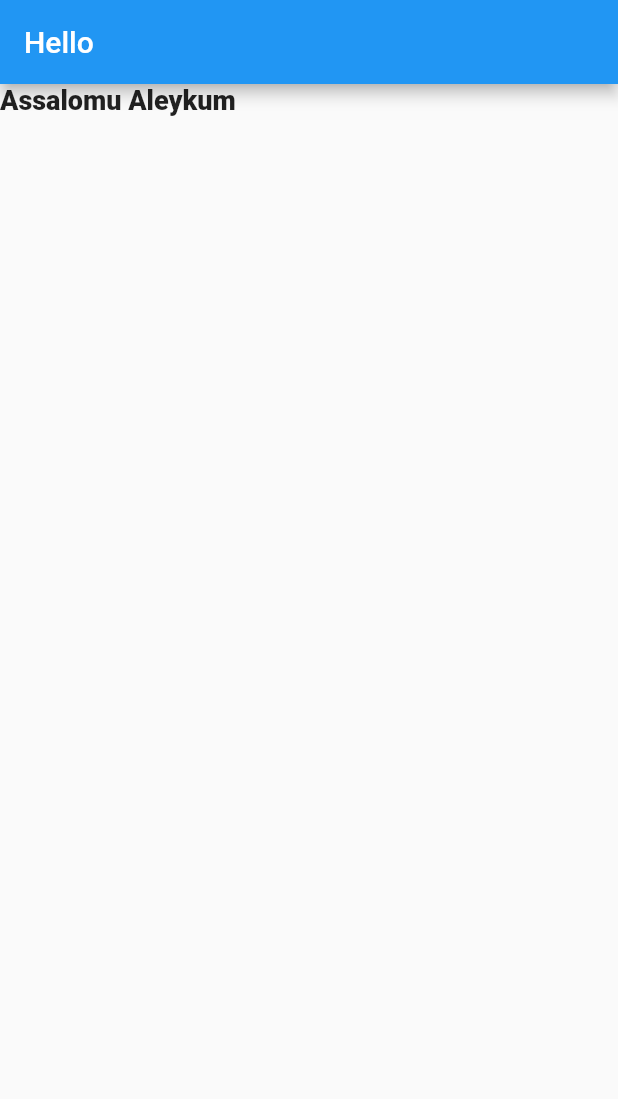
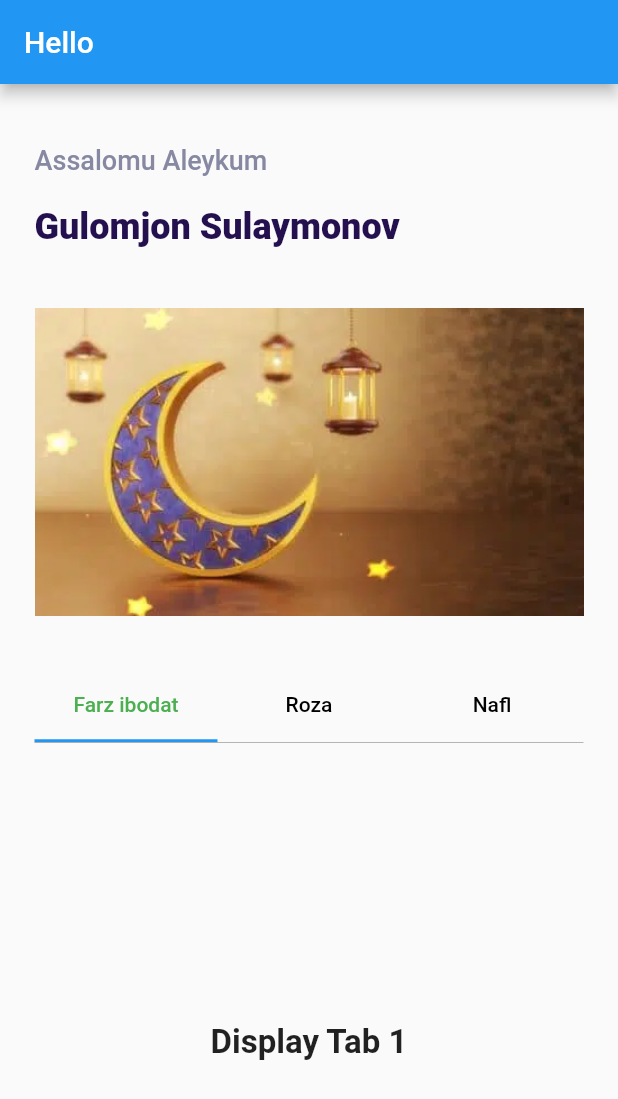
Before and after one commit to Alfraganus/qaza_prayers, a Flutter app: the PrayerListMain screen opened by its route, on a phone screen of 412 x 824 dp. Shown: the top 1099 px of the screen. Run offline on Flutter 3.47's test engine with Material 2 defaults, Android fonts, the phone set to English and light mode, and no system bars; our stand-ins replace email_validator, firebase_auth, firebase_core, flash, flutter_modular, hexcolor; accounts and stored records are empty; Roboto replaces fonts that are missing (Poppins).

Commit message:
Tab bar is ready

```diff
--- a/lib/screens/home/prayer_list/Header.dart
+++ b/lib/screens/home/prayer_list/Header.dart
@@ -1,4 +1,44 @@
 import 'package:flutter/material.dart';
+import 'package:hexcolor/hexcolor.dart';
+import 'package:qaza_tracker/Shortcuts.dart';
+
+
+class Header2 extends StatefulWidget {
+  const Header2({Key? key}) : super(key: key);
+
+  @override
+  State<Header2> createState() => _Header2State();
+}
+
+class _Header2State extends State<Header2> {
+
+  @override
+  Widget build(BuildContext context) {
+    return  Container(
+      child: Column(
+        crossAxisAlignment: CrossAxisAlignment.start,
+        children: [
+          Text('Assalomu Aleykum',style: TextStyle(
+              fontSize: 18,
+              fontWeight: FontWeight.w500,
+              fontFamily: 'Poppins',
+              color: HexColor('#8789A3')
+          )),
+          setHeight(20),
+          Text('Gulomjon Sulaymonov',style: TextStyle(
+              fontSize: 24,
+              fontWeight: FontWeight.w900,
+              color: HexColor('#240F4F')
+          ),),
+          setHeight(40),
+          Image(image: AssetImage('assets/images/islam.webp')),
+
+        ],
+      ),
+    );
+  }
+}
+
 
 class Header extends StatelessWidget {
   const Header({Key? key}) : super(key: key);
@@ -7,11 +47,24 @@ class Header extends StatelessWidget {
   Widget build(BuildContext context) {
     return Container(
       child: Column(
+        crossAxisAlignment: CrossAxisAlignment.start,
         children: [
-          Text('Assalomu Aleykum',style: TextStyle(
+           Text('Assalomu Aleykum',style: TextStyle(
             fontSize: 18,
-            fontWeight: FontWeight.w900
-          ),)
+            fontWeight: FontWeight.w500,
+            fontFamily: 'Poppins',
+            color: HexColor('#8789A3')
+          )),
+          setHeight(20),
+          Text('Gulomjon Sulaymonov',style: TextStyle(
+            fontSize: 24,
+            fontWeight: FontWeight.w900,
+            color: HexColor('#240F4F')
+          ),),
+          setHeight(40),
+          Image(image: AssetImage('assets/images/islam.webp')),
+
+
         ],
       ),
     );
--- a/lib/screens/home/prayer_list/PrayerListMain.dart
+++ b/lib/screens/home/prayer_list/PrayerListMain.dart
@@ -1,5 +1,7 @@
 import 'package:flutter/material.dart';
 import 'package:qaza_tracker/screens/home/prayer_list/Header.dart';
+
+import 'TabView.dart';
 
 class PrayerListMain extends StatelessWidget {
   const PrayerListMain({Key? key}) : super(key: key);
@@ -11,10 +13,17 @@ class PrayerListMain extends StatelessWidget {
         automaticallyImplyLeading: false,
         title: Text('Hello'),
       ),
-      body: Column(
-        children: [
-          Header()
-        ],
+      body: SingleChildScrollView(
+
+        child: Padding(
+          padding: EdgeInsets.symmetric(horizontal: 23,vertical: 40 ),
+          child: Column(
+            children: [
+              Header(),
+              TabView()
+            ],
+          ),
+        ),
       ),
     );
   }
--- /dev/null
+++ b/lib/screens/home/prayer_list/TabView.dart
@@ -0,0 +1,67 @@
+import 'package:flutter/material.dart';
+
+class TabView extends StatefulWidget {
+  const TabView({Key? key}) : super(key: key);
+
+  @override
+  State<TabView> createState() => _TabViewState();
+}
+
+class _TabViewState extends State<TabView> {
+
+  static const List<Tab> _tabs = [
+    const Tab(child: const Text('Tab One',style: TextStyle(color: Colors.black38),)),
+    const Tab( child: Text('Tab One',style: TextStyle(color: Colors.black38))),
+    const Tab(child: Text('Tab One',style: TextStyle(color: Colors.black38))),
+  ];
+
+  @override
+  Widget build(BuildContext context) {
+    return Container(
+      child: Column(crossAxisAlignment: CrossAxisAlignment.stretch, children: <Widget>[
+        SizedBox(height: 36.0),
+        DefaultTabController(
+            length: 3, // length of tabs
+            initialIndex: 0,
+            child: Column(crossAxisAlignment: CrossAxisAlignment.stretch, children: <Widget>[
+              Container(
+                child: TabBar(
+                  labelColor: Colors.green,
+                  unselectedLabelColor: Colors.black,
+                  tabs: [
+                    Tab(text: 'Farz ibodat'),
+                    Tab(text: 'Roza'),
+                    Tab(text: 'Nafl'),
+                  ],
+                ),
+              ),
+              Container(
+                  height: 400, //height of TabBarView
+                  decoration: BoxDecoration(
+                      border: Border(top: BorderSide(color: Colors.grey, width: 0.5))
+                  ),
+                  child: TabBarView(children: <Widget>[
+                    Container(
+                      child: Center(
+                        child: Text('Display Tab 1', style: TextStyle(fontSize: 22, fontWeight: FontWeight.bold)),
+                      ),
+                    ),
+                    Container(
+                      child: Center(
+                        child: Text('Display Tab 2', style: TextStyle(fontSize: 22, fontWeight: FontWeight.bold)),
+                      ),
+                    ),
+                    Container(
+                      child: Center(
+                        child: Text('Display Tab 3', style: TextStyle(fontSize: 22, fontWeight: FontWeight.bold)),
+                      ),
+                    ),
+
+                  ])
+              )
+            ])
+        ),
+      ]),
+    );
+  }
+}
```
Also changed, not shown: assets/images/islam.webp (added).
